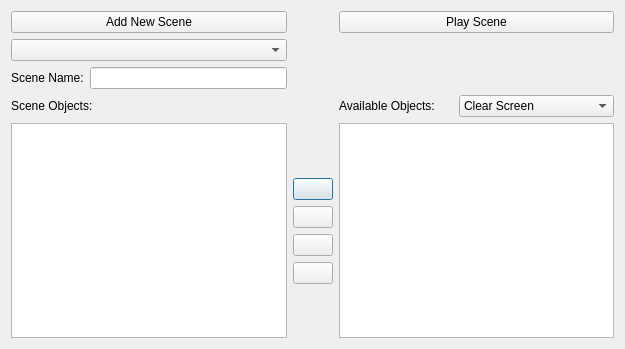
This is editor/scenes/tab_scenelist.ui in protoman/rockbot as Qt 5 draws it before an edit. The edited form follows.
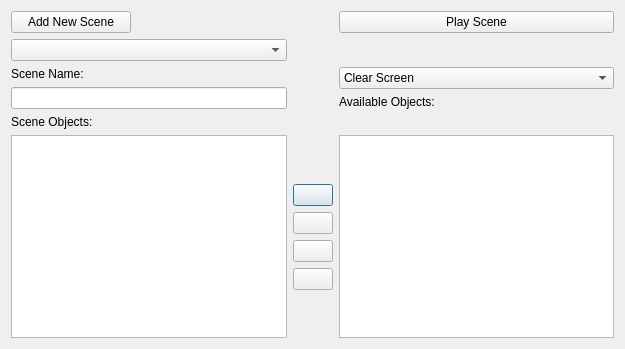
This is the edited form. Icons and pictures are not drawn.

Commit message: - improve scenes editor - start creading ending - new HUD

Diff of the .ui file:
```diff
--- a/editor/scenes/tab_scenelist.ui
+++ b/editor/scenes/tab_scenelist.ui
@@ -14,6 +14,20 @@
    <string>Dialog</string>
   </property>
   <layout class="QGridLayout" name="gridLayout">
+   <item row="3" column="0">
+    <layout class="QVBoxLayout" name="verticalLayout_3">
+     <item>
+      <widget class="QLabel" name="label">
+       <property name="text">
+        <string>Scene Name:</string>
+       </property>
+      </widget>
+     </item>
+     <item>
+      <widget class="QLineEdit" name="name_lineEdit"/>
+     </item>
+    </layout>
+   </item>
    <item row="6" column="1">
     <layout class="QVBoxLayout" name="verticalLayout">
      <property name="rightMargin">
@@ -103,6 +117,12 @@
    </item>
    <item row="0" column="0">
     <widget class="QPushButton" name="addScene_button">
+     <property name="maximumSize">
+      <size>
+       <width>120</width>
+       <height>16777215</height>
+      </size>
+     </property>
      <property name="text">
       <string>Add New Scene</string>
      </property>
@@ -128,31 +148,29 @@
      </property>
     </widget>
    </item>
-   <item row="3" column="0">
-    <layout class="QHBoxLayout" name="horizontalLayout">
-     <item>
-      <widget class="QLabel" name="label">
-       <property name="text">
-        <string>Scene Name:</string>
-       </property>
-      </widget>
-     </item>
-     <item>
-      <widget class="QLineEdit" name="name_lineEdit"/>
-     </item>
-    </layout>
+   <item row="6" column="2">
+    <widget class="QListView" name="object_listView">
+     <property name="maximumSize">
+      <size>
+       <width>300</width>
+       <height>16777215</height>
+      </size>
+     </property>
+     <property name="selectionBehavior">
+      <enum>QAbstractItemView::SelectRows</enum>
+     </property>
+    </widget>
    </item>
-   <item row="4" column="2">
-    <layout class="QHBoxLayout" name="horizontalLayout_2">
-     <item>
-      <widget class="QLabel" name="label_3">
-       <property name="text">
-        <string>Available Objects:</string>
-       </property>
-      </widget>
-     </item>
+   <item row="3" column="2">
+    <layout class="QVBoxLayout" name="verticalLayout_2">
      <item>
       <widget class="QComboBox" name="sceneTypeSelector">
+       <property name="maximumSize">
+        <size>
+         <width>16777215</width>
+         <height>16777215</height>
+        </size>
+       </property>
        <item>
         <property name="text">
          <string>Clear Screen</string>
@@ -205,6 +223,19 @@
        </item>
       </widget>
      </item>
+     <item>
+      <widget class="QLabel" name="label_3">
+       <property name="maximumSize">
+        <size>
+         <width>120</width>
+         <height>16777215</height>
+        </size>
+       </property>
+       <property name="text">
+        <string>Available Objects:</string>
+       </property>
+      </widget>
+     </item>
     </layout>
    </item>
    <item row="0" column="2">
```
Left out of the diff: 33 changed lines with no effect on the pictures. The commit also changes 75 other files.
